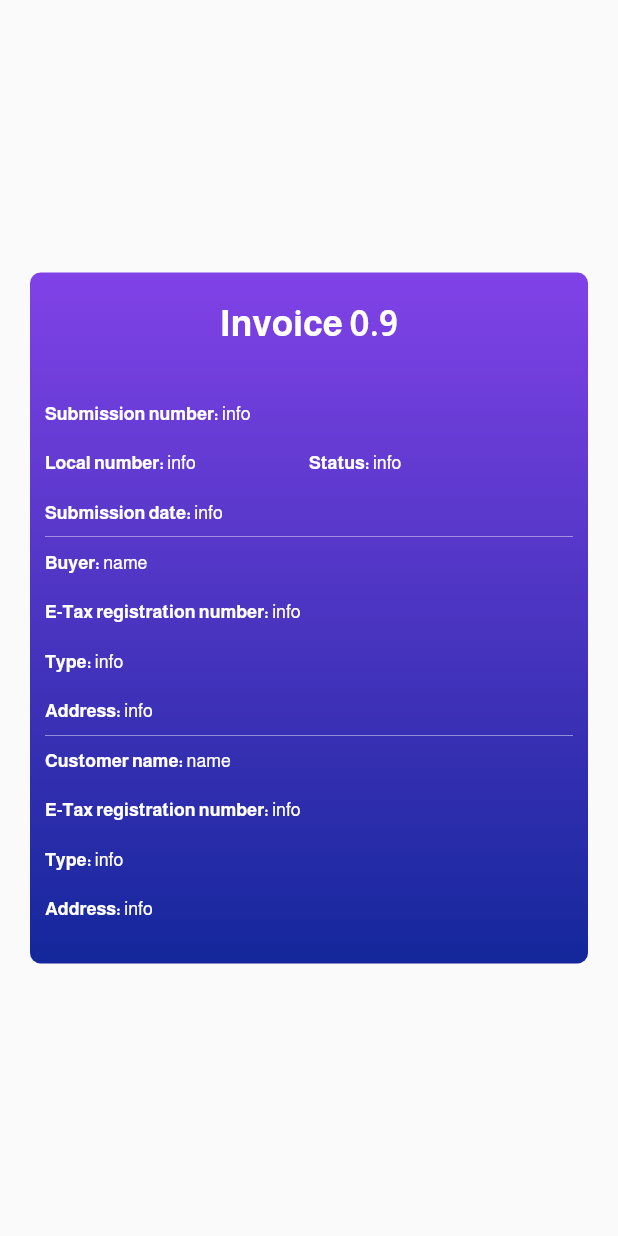
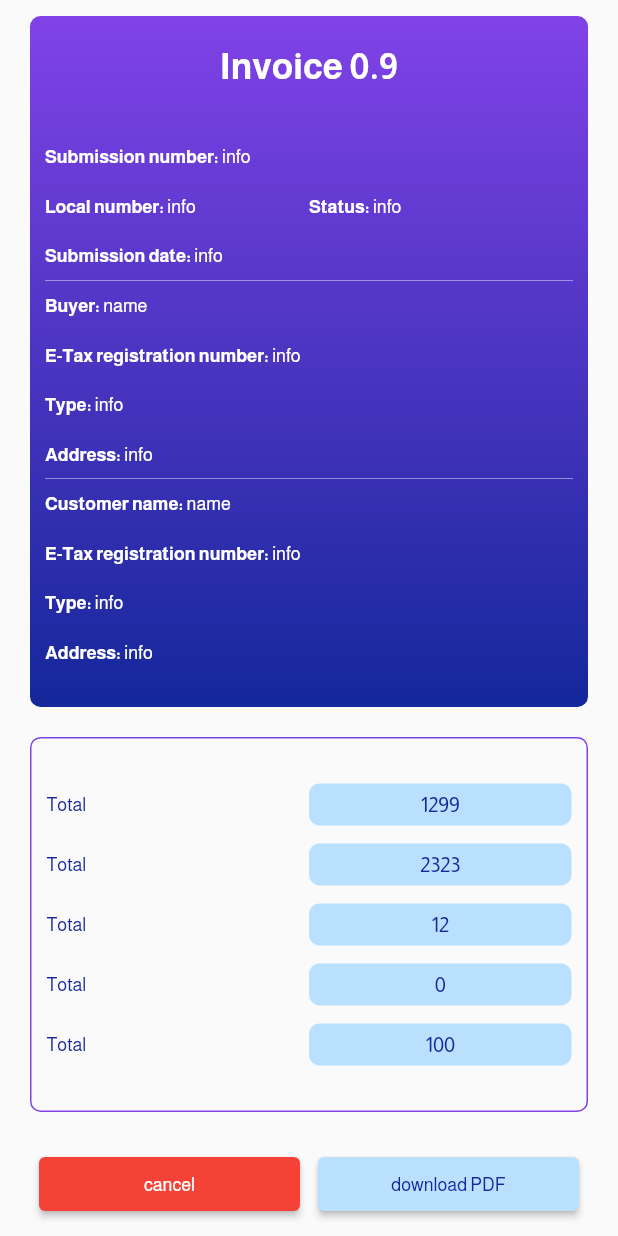
Before and after one commit to abdullahMustafa2000/etouch, a Flutter app: the screen it shows after launch, on a phone screen of 412 x 824 dp. Run offline on Flutter 3.47's test engine with Material 2 defaults, Android fonts, the phone set to English and light mode, and no system bars; our stand-ins replace curved_navigation_bar, dropdown_search, fluttertoast, get_it, lottie and 3 more; missing offline and left inert: dart:ffi; accounts and stored records are empty; generated files the repository leaves out were written again.

Commit message:
preview_doc.dart almost done

```diff
--- a/lib/main.dart
+++ b/lib/main.dart
@@ -4,6 +4,7 @@ import 'package:etouch/businessLogic/providers/navigation_bottom_manager.dart';
 import 'package:etouch/ui/fake_landing.dart';
 import 'package:etouch/ui/screens/home_screen.dart';
 import 'package:etouch/ui/screens/login_screen.dart';
+import 'package:etouch/ui/screens/splash_screen.dart';
 import 'package:etouch/ui/themes/theme_manager.dart';
 import 'package:etouch/ui/themes/themes.dart';
 import 'package:flutter/material.dart';
--- a/lib/ui/fake_landing.dart
+++ b/lib/ui/fake_landing.dart
@@ -33,10 +33,7 @@ class _FakeLandingState extends State<FakeLanding>
   Widget build(BuildContext context) {
     return Scaffold(
       body: Center(
-        child: Container(
-            margin: const EdgeInsets.symmetric(horizontal: 20),
-            child: DocumentPreviewScreen(),
-        ),
+        child: DocumentPreviewScreen(),
       ),
     );
   }
--- a/lib/ui/screens/home-pages/pages/documents_list.dart
+++ b/lib/ui/screens/home-pages/pages/documents_list.dart
@@ -33,6 +33,7 @@ class EInvoicesListFragment extends StatelessWidget {
             SearchView(
               loginResponse: loginResponse,
             ),
+            //separation line
             Container(
               margin: const EdgeInsets.symmetric(vertical: 20),
               height: 1,
@@ -63,7 +64,7 @@ class EInvoicesListFragment extends StatelessWidget {
             const SizedBox(
               height: 20,
             ),
-            //total amount view
+            //total amount
             Container(
               width: MediaQuery.of(context).size.width / 1.5,
               padding: const EdgeInsets.symmetric(horizontal: 10, vertical: 6),
--- a/lib/ui/screens/preview_doc.dart
+++ b/lib/ui/screens/preview_doc.dart
@@ -1,15 +1,19 @@
 import 'package:etouch/main.dart';
 import 'package:etouch/ui/themes/themes.dart';
 import 'package:flutter/material.dart';
-
+import 'package:etouch/ui/elements/uneditable_data.dart';
+import 'package:etouch/ui/elements/primary_btn_model.dart';
 import '../constants.dart';
 
 class DocumentPreviewScreen extends StatelessWidget {
   @override
   Widget build(BuildContext context) {
-    return Column(
+    return Padding(
+      padding: const EdgeInsets.symmetric(horizontal: 20),
+      child: Column(
         mainAxisAlignment: MainAxisAlignment.center,
         children: [
+          // top information
           Container(
             decoration: BoxDecoration(
               borderRadius:
@@ -23,7 +27,14 @@ class DocumentPreviewScreen extends StatelessWidget {
               child: InvoiceTopContainer(),
             ),
           ),
+          const SizedBox(
+            height: 20,
+          ),
+          MoneyDetailsWidget(),
+          const SizedBox(height: 24,),
+          BtnsWidgt(),
         ],
+      ),
     );
   }
 }
@@ -48,7 +59,9 @@ class InvoiceTopContainer extends StatelessWidget {
           Row(
             mainAxisAlignment: MainAxisAlignment.start,
             children: [
-              Expanded(child: _dataRow(appTxt(context).localNumber, 'info', context)),
+              Expanded(
+                  child:
+                      _dataRow(appTxt(context).localNumber, 'info', context)),
               Expanded(
                 child: _dataRow(
                     appTxt(context).statusDocumentForListing, 'info', context),
@@ -104,3 +117,81 @@ class InvoiceTopContainer extends StatelessWidget {
     );
   }
 }
+
+class MoneyDetailsWidget extends StatelessWidget {
+  const MoneyDetailsWidget({Key? key}) : super(key: key);
+
+  @override
+  Widget build(BuildContext context) {
+    return Container(
+      padding: const EdgeInsets.symmetric(horizontal: 10, vertical: 24),
+      decoration: BoxDecoration(
+          border: Border.all(color: accentColor, width: 1),
+          borderRadius: BorderRadius.all(Radius.circular(cornersRadiusConst))),
+      child: Column(
+        children: [
+          _dataRow(appTxt(context).totalTxt, 1299.toString(), context),
+          _dataRow(appTxt(context).totalTxt, 2323.toString(), context),
+          _dataRow(appTxt(context).totalTxt, 12.toString(), context),
+          _dataRow(appTxt(context).totalTxt, 0.toString(), context),
+          _dataRow(appTxt(context).totalTxt, 100.toString(), context),
+        ],
+      ),
+    );
+  }
+
+  Widget _dataRow(String label, String data, BuildContext context) => Container(
+        margin: const EdgeInsets.symmetric(vertical: 6),
+        child: Row(
+          children: [
+            Expanded(
+                child: Text(
+              label,
+              style: txtTheme(context)
+                  .titleMedium!
+                  .copyWith(color: appTheme(context).primaryColor),
+              overflow: TextOverflow.ellipsis,
+            )),
+            Expanded(child: UnEditableData(data: data)),
+          ],
+        ),
+      );
+}
+
+class BtnsWidgt extends StatelessWidget {
+  const BtnsWidgt({Key? key}) : super(key: key);
+
+  @override
+  Widget build(BuildContext context) {
+    return Row(
+      mainAxisAlignment: MainAxisAlignment.spaceEvenly,
+      children: [
+        Expanded(
+            child: Padding(
+          padding: const EdgeInsets.symmetric(horizontal: 6),
+          child: PrimaryClrBtnModel(
+              content: Text(
+                'cancel',
+                style:
+                    txtTheme(context).titleMedium!.copyWith(color: pureWhite),
+              ),
+              onPressed: () {},
+              color: closeColor),
+        )),
+        Expanded(
+            child: Padding(
+          padding: const EdgeInsets.symmetric(horizontal: 6),
+          child: PrimaryClrBtnModel(
+              content: Text(
+                'download PDF',
+                style: txtTheme(context)
+                    .titleMedium!
+                    .copyWith(color: primaryColor),
+              ),
+              onPressed: () {},
+              color: lighterSecondaryClr),
+        )),
+      ],
+    );
+  }
+}
```
Also changed, not shown: lib/ui/screens/home-pages/pages/e_invoice_dashboard.dart (+15 -3 lines), lib/ui/screens/login_screen.dart (+30 -16 lines). Lines whose indentation alone changed are shown as unchanged.
